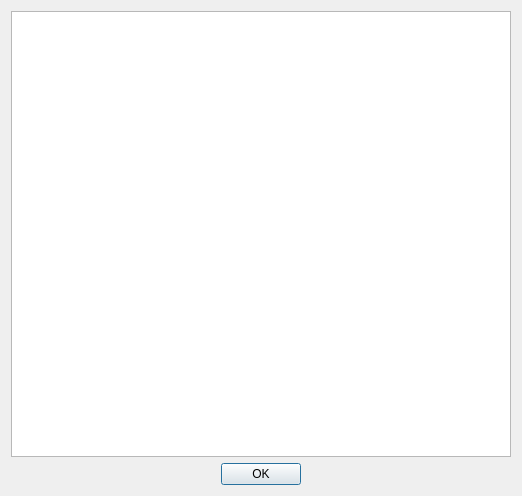
effzett/pihk, file ihk.ui: the form before one commit.
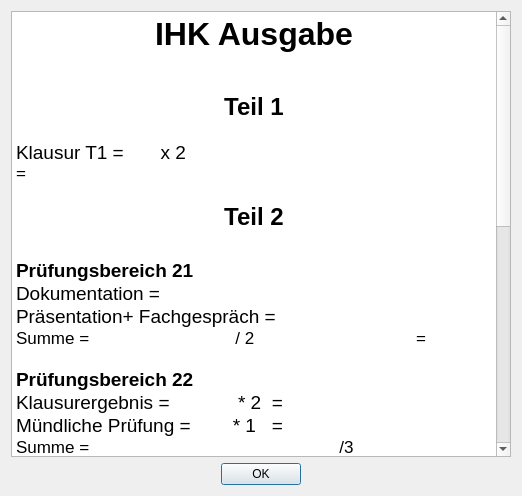
The form after the commit.

Commit message: ...noch ihk-Seite

Diff of the .ui file:
```diff
--- a/ihk.ui
+++ b/ihk.ui
@@ -15,7 +15,49 @@
   </property>
   <layout class="QVBoxLayout" name="verticalLayout">
    <item>
-    <widget class="QTextBrowser" name="textBrowser"/>
+    <widget class="QTextBrowser" name="textBrowser">
+     <property name="html">
+      <string>&lt;!DOCTYPE HTML PUBLIC &quot;-//W3C//DTD HTML 4.0//EN&quot; &quot;http://www.w3.org/TR/REC-html40/strict.dtd&quot;&gt;
+&lt;html&gt;&lt;head&gt;&lt;meta name=&quot;qrichtext&quot; content=&quot;1&quot; /&gt;&lt;style type=&quot;text/css&quot;&gt;
+p, li { white-space: pre-wrap; }
+&lt;/style&gt;&lt;/head&gt;&lt;body style=&quot; font-family:'.SF NS Text'; font-size:13pt; font-weight:400; font-style:normal;&quot;&gt;
+&lt;p align=&quot;center&quot; style=&quot; margin-top:0px; margin-bottom:0px; margin-left:0px; margin-right:0px; -qt-block-indent:0; text-indent:0px;&quot;&gt;&lt;span style=&quot; font-size:24pt; font-weight:600;&quot;&gt;IHK Ausgabe&lt;/span&gt;&lt;/p&gt;
+&lt;p align=&quot;center&quot; style=&quot;-qt-paragraph-type:empty; margin-top:0px; margin-bottom:0px; margin-left:0px; margin-right:0px; -qt-block-indent:0; text-indent:0px;&quot;&gt;&lt;br /&gt;&lt;/p&gt;
+&lt;p align=&quot;center&quot; style=&quot;-qt-paragraph-type:empty; margin-top:0px; margin-bottom:0px; margin-left:0px; margin-right:0px; -qt-block-indent:0; text-indent:0px;&quot;&gt;&lt;br /&gt;&lt;/p&gt;
+&lt;p align=&quot;center&quot; style=&quot; margin-top:0px; margin-bottom:0px; margin-left:0px; margin-right:0px; -qt-block-indent:0; text-indent:0px;&quot;&gt;&lt;span style=&quot; font-size:18pt; font-weight:600;&quot;&gt;Teil 1&lt;/span&gt;&lt;/p&gt;
+&lt;p align=&quot;center&quot; style=&quot;-qt-paragraph-type:empty; margin-top:0px; margin-bottom:0px; margin-left:0px; margin-right:0px; -qt-block-indent:0; text-indent:0px;&quot;&gt;&lt;br /&gt;&lt;/p&gt;
+&lt;p style=&quot; margin-top:0px; margin-bottom:0px; margin-left:0px; margin-right:0px; -qt-block-indent:0; text-indent:0px;&quot;&gt;&lt;span style=&quot; font-size:14pt;&quot;&gt;Klausur T1 =       x 2				&lt;/span&gt;=&lt;/p&gt;
+&lt;p style=&quot;-qt-paragraph-type:empty; margin-top:0px; margin-bottom:0px; margin-left:0px; margin-right:0px; -qt-block-indent:0; text-indent:0px;&quot;&gt;&lt;br /&gt;&lt;/p&gt;
+&lt;p align=&quot;center&quot; style=&quot; margin-top:0px; margin-bottom:0px; margin-left:0px; margin-right:0px; -qt-block-indent:0; text-indent:0px;&quot;&gt;&lt;span style=&quot; font-size:18pt; font-weight:600;&quot;&gt;Teil 2&lt;/span&gt;&lt;/p&gt;
+&lt;p align=&quot;center&quot; style=&quot;-qt-paragraph-type:empty; margin-top:0px; margin-bottom:0px; margin-left:0px; margin-right:0px; -qt-block-indent:0; text-indent:0px; font-size:18pt; font-weight:600;&quot;&gt;&lt;br /&gt;&lt;/p&gt;
+&lt;p style=&quot; margin-top:0px; margin-bottom:0px; margin-left:0px; margin-right:0px; -qt-block-indent:0; text-indent:0px;&quot;&gt;&lt;span style=&quot; font-size:14pt; font-weight:600;&quot;&gt;Prüfungsbereich 21&lt;/span&gt;&lt;/p&gt;
+&lt;p style=&quot; margin-top:0px; margin-bottom:0px; margin-left:0px; margin-right:0px; -qt-block-indent:0; text-indent:0px;&quot;&gt;&lt;span style=&quot; font-size:14pt;&quot;&gt;Dokumentation =      &lt;/span&gt;&lt;/p&gt;
+&lt;p style=&quot; margin-top:0px; margin-bottom:0px; margin-left:0px; margin-right:0px; -qt-block-indent:0; text-indent:0px;&quot;&gt;&lt;span style=&quot; font-size:14pt;&quot;&gt;Präsentation+ Fachgespräch =&lt;/span&gt;&lt;/p&gt;
+&lt;p style=&quot; margin-top:0px; margin-bottom:0px; margin-left:0px; margin-right:0px; -qt-block-indent:0; text-indent:0px;&quot;&gt;Summe =                               / 2			=&lt;/p&gt;
+&lt;p style=&quot;-qt-paragraph-type:empty; margin-top:0px; margin-bottom:0px; margin-left:0px; margin-right:0px; -qt-block-indent:0; text-indent:0px;&quot;&gt;&lt;br /&gt;&lt;/p&gt;
+&lt;p style=&quot; margin-top:0px; margin-bottom:0px; margin-left:0px; margin-right:0px; -qt-block-indent:0; text-indent:0px;&quot;&gt;&lt;span style=&quot; font-size:14pt; font-weight:600;&quot;&gt;Prüfungsbereich 22&lt;/span&gt;&lt;/p&gt;
+&lt;p style=&quot; margin-top:0px; margin-bottom:0px; margin-left:0px; margin-right:0px; -qt-block-indent:0; text-indent:0px;&quot;&gt;&lt;span style=&quot; font-size:14pt;&quot;&gt;Klausurergebnis =             * 2  =&lt;/span&gt;&lt;/p&gt;
+&lt;p style=&quot; margin-top:0px; margin-bottom:0px; margin-left:0px; margin-right:0px; -qt-block-indent:0; text-indent:0px;&quot;&gt;&lt;span style=&quot; font-size:14pt;&quot;&gt;Mündliche Prüfung =        * 1   =&lt;/span&gt;&lt;/p&gt;
+&lt;p style=&quot; margin-top:0px; margin-bottom:0px; margin-left:0px; margin-right:0px; -qt-block-indent:0; text-indent:0px;&quot;&gt;Summe =                                                     /3		=&lt;/p&gt;
+&lt;p style=&quot;-qt-paragraph-type:empty; margin-top:0px; margin-bottom:0px; margin-left:0px; margin-right:0px; -qt-block-indent:0; text-indent:0px;&quot;&gt;&lt;br /&gt;&lt;/p&gt;
+&lt;p style=&quot; margin-top:0px; margin-bottom:0px; margin-left:0px; margin-right:0px; -qt-block-indent:0; text-indent:0px;&quot;&gt;&lt;span style=&quot; font-size:14pt; font-weight:600;&quot;&gt;Prüfungsbereich 23&lt;/span&gt;&lt;/p&gt;
+&lt;p style=&quot; margin-top:0px; margin-bottom:0px; margin-left:0px; margin-right:0px; -qt-block-indent:0; text-indent:0px;&quot;&gt;&lt;span style=&quot; font-size:14pt;&quot;&gt;Klausurergebnis =             * 2  =&lt;/span&gt;&lt;/p&gt;
+&lt;p style=&quot; margin-top:0px; margin-bottom:0px; margin-left:0px; margin-right:0px; -qt-block-indent:0; text-indent:0px;&quot;&gt;&lt;span style=&quot; font-size:14pt;&quot;&gt;Mündliche Prüfung =        * 1   =&lt;/span&gt;&lt;/p&gt;
+&lt;p style=&quot; margin-top:0px; margin-bottom:0px; margin-left:0px; margin-right:0px; -qt-block-indent:0; text-indent:0px;&quot;&gt;Summe =                                                     /3		=&lt;/p&gt;
+&lt;p style=&quot;-qt-paragraph-type:empty; margin-top:0px; margin-bottom:0px; margin-left:0px; margin-right:0px; -qt-block-indent:0; text-indent:0px;&quot;&gt;&lt;br /&gt;&lt;/p&gt;
+&lt;p style=&quot; margin-top:0px; margin-bottom:0px; margin-left:0px; margin-right:0px; -qt-block-indent:0; text-indent:0px;&quot;&gt;&lt;span style=&quot; font-size:14pt; font-weight:600;&quot;&gt;Prüfungsbereich 24&lt;/span&gt;&lt;/p&gt;
+&lt;p style=&quot; margin-top:0px; margin-bottom:0px; margin-left:0px; margin-right:0px; -qt-block-indent:0; text-indent:0px;&quot;&gt;&lt;span style=&quot; font-size:14pt;&quot;&gt;Klausurergebnis =             * 2  =&lt;/span&gt;&lt;/p&gt;
+&lt;p style=&quot; margin-top:0px; margin-bottom:0px; margin-left:0px; margin-right:0px; -qt-block-indent:0; text-indent:0px;&quot;&gt;&lt;span style=&quot; font-size:14pt;&quot;&gt;Mündliche Prüfung =        * 1   =&lt;/span&gt;&lt;/p&gt;
+&lt;p style=&quot; margin-top:0px; margin-bottom:0px; margin-left:0px; margin-right:0px; -qt-block-indent:0; text-indent:0px;&quot;&gt;Summe =                                                     /3		=&lt;/p&gt;
+&lt;p style=&quot;-qt-paragraph-type:empty; margin-top:0px; margin-bottom:0px; margin-left:0px; margin-right:0px; -qt-block-indent:0; text-indent:0px;&quot;&gt;&lt;br /&gt;&lt;/p&gt;
+&lt;p style=&quot; margin-top:0px; margin-bottom:0px; margin-left:0px; margin-right:0px; -qt-block-indent:0; text-indent:0px;&quot;&gt;&lt;span style=&quot; font-size:18pt;&quot;&gt;Teilbereich 2&lt;/span&gt;      				=&lt;/p&gt;
+&lt;p style=&quot;-qt-paragraph-type:empty; margin-top:0px; margin-bottom:0px; margin-left:0px; margin-right:0px; -qt-block-indent:0; text-indent:0px;&quot;&gt;&lt;br /&gt;&lt;/p&gt;
+&lt;p style=&quot; margin-top:0px; margin-bottom:0px; margin-left:0px; margin-right:0px; -qt-block-indent:0; text-indent:0px;&quot;&gt;&lt;span style=&quot; font-size:18pt; font-weight:600;&quot;&gt;Gesamtergebnis				&lt;/span&gt;=&lt;/p&gt;
+&lt;p style=&quot;-qt-paragraph-type:empty; margin-top:0px; margin-bottom:0px; margin-left:0px; margin-right:0px; -qt-block-indent:0; text-indent:0px;&quot;&gt;&lt;br /&gt;&lt;/p&gt;
+&lt;p align=&quot;center&quot; style=&quot;-qt-paragraph-type:empty; margin-top:0px; margin-bottom:0px; margin-left:0px; margin-right:0px; -qt-block-indent:0; text-indent:0px;&quot;&gt;&lt;br /&gt;&lt;/p&gt;
+&lt;p align=&quot;center&quot; style=&quot;-qt-paragraph-type:empty; margin-top:0px; margin-bottom:0px; margin-left:0px; margin-right:0px; -qt-block-indent:0; text-indent:0px;&quot;&gt;&lt;br /&gt;&lt;/p&gt;&lt;/body&gt;&lt;/html&gt;</string>
+     </property>
+    </widget>
    </item>
    <item>
     <widget class="QDialogButtonBox" name="buttonBox">
```
